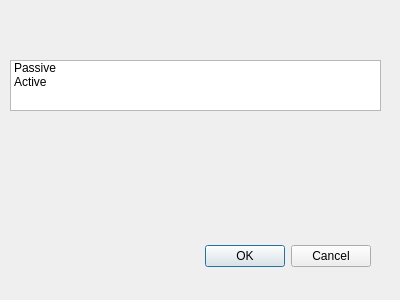
Qt form selectscan.ui (CBennett12/CS4076) before a commit.
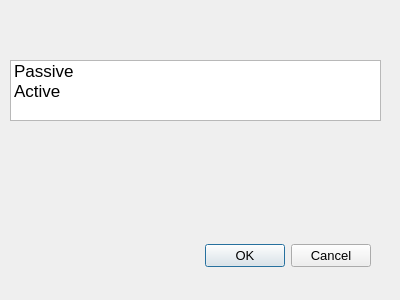
The same form after that commit.

Commit message: Resized widgets

Diff of the .ui file:
```diff
--- a/selectscan.ui
+++ b/selectscan.ui
@@ -22,6 +22,11 @@
     <height>300</height>
    </size>
   </property>
+  <property name="font">
+   <font>
+    <pointsize>10</pointsize>
+   </font>
+  </property>
   <property name="windowTitle">
    <string>Dialog</string>
   </property>
@@ -47,9 +52,14 @@
      <x>10</x>
      <y>60</y>
      <width>371</width>
-     <height>51</height>
+     <height>61</height>
     </rect>
    </property>
+   <property name="font">
+    <font>
+     <pointsize>13</pointsize>
+    </font>
+   </property>
    <item>
     <property name="text">
      <string>Passive</string>
```
The commit also changes 4 other files.
